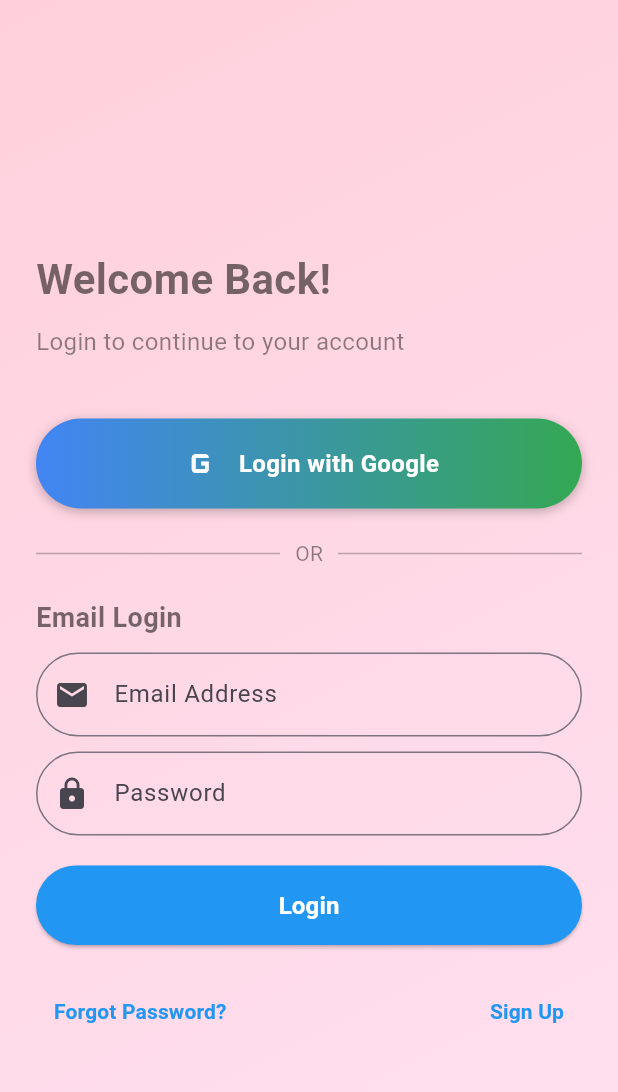
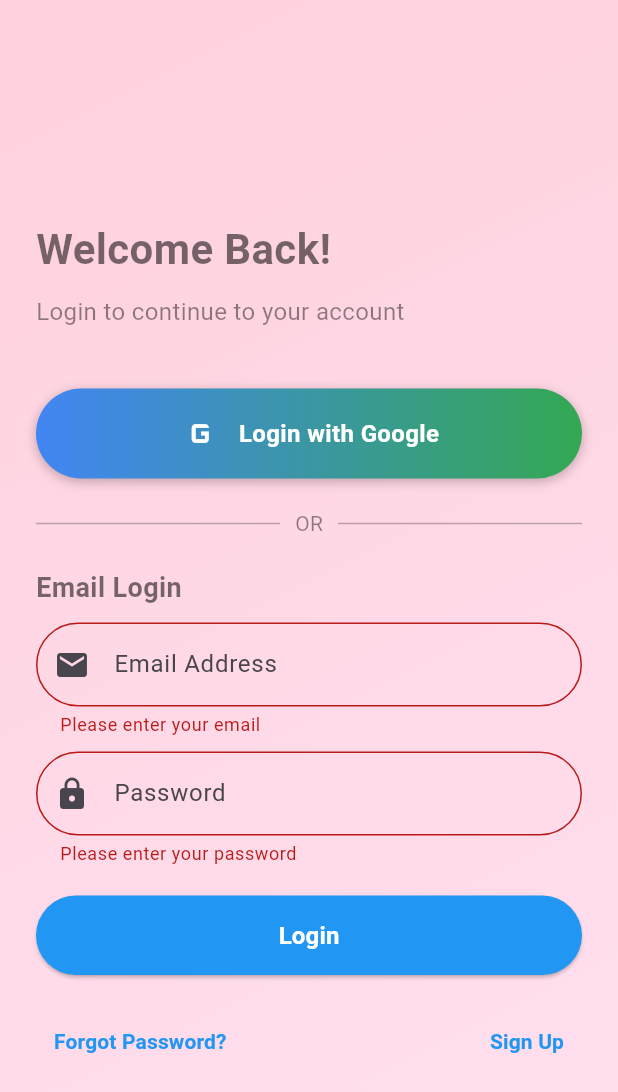
Before and after one commit to shrutiiiiin/workout_flutter, a Flutter app: the screen it shows after launch, after a tap on "Login", on a phone screen of 412 x 824 dp. Shown: the top 1092 px of the screen. Run offline on Flutter 3.47's test engine with Material 3 defaults, Android fonts, the light colour scheme and no system bars; our stand-ins replace concentric_transition, firebase_auth, firebase_core, google_sign_in; accounts and stored records are empty; Roboto replaces fonts that are missing (Poppins).

Commit message:
update on email form validator

```diff
--- a/lib/screens/loginscreen/loginscreen_view.dart
+++ b/lib/screens/loginscreen/loginscreen_view.dart
@@ -141,8 +141,11 @@ class _LoginscreenViewState extends State<LoginscreenView> {
                       ],
                     ),
                     const SizedBox(height: 20),
-
-                    // Email Login Section
+                    Form(
+                      key: _formKey, // Attach the form key
+                      child: Column(
+                        crossAxisAlignment: CrossAxisAlignment.start,
+                        children: [
                           const Text(
                             'Email Login',
                             style: TextStyle(
@@ -152,7 +155,10 @@ class _LoginscreenViewState extends State<LoginscreenView> {
                             ),
                           ),
                           const SizedBox(height: 10),
-                    TextField(
+
+                          // Email Field
+                          TextFormField(
+                            controller: _emailController,
                             decoration: InputDecoration(
                               hintText: 'Email Address',
                               prefixIcon: const Icon(Icons.email),
@@ -160,9 +166,22 @@ class _LoginscreenViewState extends State<LoginscreenView> {
                                 borderRadius: BorderRadius.circular(30),
                               ),
                             ),
+                            validator: (value) {
+                              if (value == null || value.isEmpty) {
+                                return 'Please enter your email';
+                              }
+                              // Simple email format validation
+                              if (!RegExp(r'^[^@]+@[^@]+\.[^@]+')
+                                  .hasMatch(value)) {
+                                return 'Enter a valid email';
+                              }
+                              return null;
+                            },
                           ),
                           const SizedBox(height: 10),
-                    TextField(
+
+                          TextFormField(
+                            controller: _passwordController,
                             obscureText: true,
                             decoration: InputDecoration(
                               hintText: 'Password',
@@ -171,11 +190,27 @@ class _LoginscreenViewState extends State<LoginscreenView> {
                                 borderRadius: BorderRadius.circular(30),
                               ),
                             ),
+                            validator: (value) {
+                              if (value == null || value.isEmpty) {
+                                return 'Please enter your password';
+                              }
+                              if (value.length < 6) {
+                                return 'Password must be at least 6 characters long';
+                              }
+                              return null;
+                            },
                           ),
                           const SizedBox(height: 20),
+
+                          // Login Button
                           ElevatedButton(
                             onPressed: () {
-                        // Handle email login
+                              if (_formKey.currentState!.validate()) {
+                                emailSignInServices.signInwithEmail(
+                                  email: _emailController.text.trim(),
+                                  password: _passwordController.text.trim(),
+                                );
+                              }
                             },
                             style: ElevatedButton.styleFrom(
                               backgroundColor: Colors.blue,
@@ -193,6 +228,9 @@ class _LoginscreenViewState extends State<LoginscreenView> {
                                   fontWeight: FontWeight.bold,
                                 ),
                               ),
+                            ),
+                          ),
+                        ],
                       ),
                     ),
                     const SizedBox(height: 20),
--- a/lib/services/email-signin.dart
+++ b/lib/services/email-signin.dart
@@ -3,7 +3,8 @@ import 'package:firebase_auth/firebase_auth.dart';
 class EmailSignInServices {
   final FirebaseAuth _auth = FirebaseAuth.instance;
 
-  Future<User?> signInwithEmail(String email, String password) async {
+  Future<User?> signInwithEmail(
+      {required String email, required String password}) async {
     try {
       final UserCredential userCredential = await _auth
           .signInWithEmailAndPassword(email: email, password: password);
```
Lines whose indentation alone changed are shown as unchanged.
